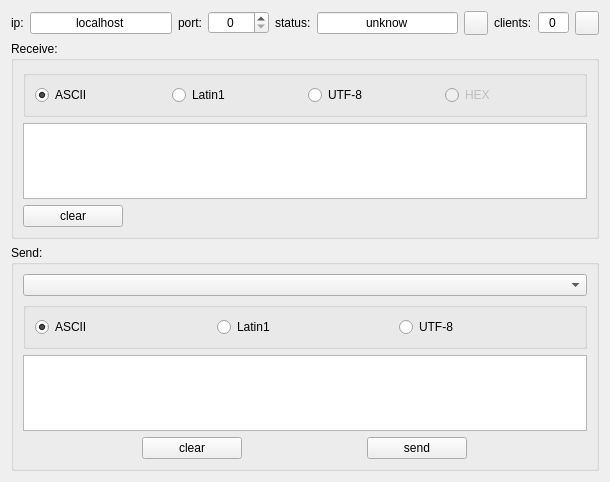
verbkinm/Tcp_Udp_servers_and_clients, file server.ui: the form before one commit.
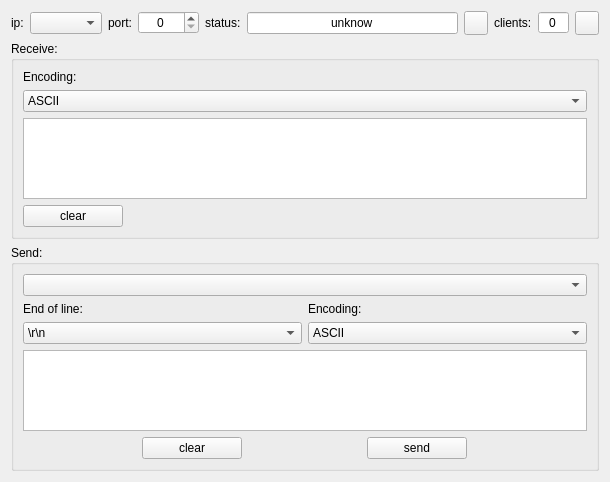
The form after the commit. Icons and pictures are not drawn.

Commit message: 0.1.3 1. добавлены сигналы некоторых сетевых ошибок 2. изменены элементы интерфейса

```diff
--- a/server.ui
+++ b/server.ui
@@ -14,29 +14,6 @@
    <string>Tcp Server</string>
   </property>
   <layout class="QGridLayout" name="gridLayout" rowstretch="0,0,0,0,0,0,0,0" columnstretch="0,0,0,0,0,0,0,0,0,0">
-   <item row="0" column="5">
-    <widget class="QLineEdit" name="status_line_edit">
-     <property name="text">
-      <string>unknow</string>
-     </property>
-     <property name="alignment">
-      <set>Qt::AlignCenter</set>
-     </property>
-     <property name="readOnly">
-      <bool>true</bool>
-     </property>
-    </widget>
-   </item>
-   <item row="0" column="1">
-    <widget class="QLineEdit" name="ipaddr_line_edit">
-     <property name="text">
-      <string>localhost</string>
-     </property>
-     <property name="alignment">
-      <set>Qt::AlignCenter</set>
-     </property>
-    </widget>
-   </item>
    <item row="0" column="2">
     <widget class="QLabel" name="port_label">
      <property name="text">
@@ -47,26 +24,19 @@
      </property>
     </widget>
    </item>
-   <item row="0" column="9">
-    <widget class="QPushButton" name="client_list">
-     <property name="minimumSize">
-      <size>
-       <width>24</width>
-       <height>24</height>
-      </size>
-     </property>
-     <property name="maximumSize">
-      <size>
-       <width>24</width>
-       <height>24</height>
-      </size>
-     </property>
+   <item row="0" column="1">
+    <widget class="QComboBox" name="listenAddr"/>
+   </item>
+   <item row="0" column="5">
+    <widget class="QLineEdit" name="status_line_edit">
      <property name="text">
-      <string/>
+      <string>unknow</string>
      </property>
-     <property name="icon">
-      <iconset resource="img.qrc">
-       <normaloff>:/list</normaloff>:/list</iconset>
+     <property name="alignment">
+      <set>Qt::AlignCenter</set>
+     </property>
+     <property name="readOnly">
+      <bool>true</bool>
      </property>
     </widget>
    </item>
@@ -80,22 +50,6 @@
      </property>
     </widget>
    </item>
-   <item row="0" column="8">
-    <widget class="QSpinBox" name="count_client">
-     <property name="alignment">
-      <set>Qt::AlignCenter</set>
-     </property>
-     <property name="readOnly">
-      <bool>true</bool>
-     </property>
-     <property name="buttonSymbols">
-      <enum>QAbstractSpinBox::NoButtons</enum>
-     </property>
-     <property name="maximum">
-      <number>381</number>
-     </property>
-    </widget>
-   </item>
    <item row="0" column="4">
     <widget class="QLabel" name="label">
      <property name="text">
@@ -106,6 +60,45 @@
      </property>
     </widget>
    </item>
+   <item row="0" column="9">
+    <widget class="QPushButton" name="client_list">
+     <property name="minimumSize">
+      <size>
+       <width>24</width>
+       <height>24</height>
+      </size>
+     </property>
+     <property name="maximumSize">
+      <size>
+       <width>24</width>
+       <height>24</height>
+      </size>
+     </property>
+     <property name="text">
+      <string/>
+     </property>
+     <property name="icon">
+      <iconset resource="img.qrc">
+       <normaloff>:/list</normaloff>:/list</iconset>
+     </property>
+    </widget>
+   </item>
+   <item row="0" column="3">
+    <widget class="QSpinBox" name="listenPort">
+     <property name="alignment">
+      <set>Qt::AlignCenter</set>
+     </property>
+     <property name="readOnly">
+      <bool>false</bool>
+     </property>
+     <property name="buttonSymbols">
+      <enum>QAbstractSpinBox::UpDownArrows</enum>
+     </property>
+     <property name="maximum">
+      <number>65535</number>
+     </property>
+    </widget>
+   </item>
    <item row="5" column="0" colspan="10">
     <widget class="QGroupBox" name="groupBox_2">
      <property name="title">
@@ -113,65 +106,46 @@
      </property>
      <layout class="QVBoxLayout" name="verticalLayout">
       <item>
-       <widget class="QGroupBox" name="groupBox">
-        <property name="enabled">
-         <bool>true</bool>
-        </property>
-        <property name="title">
-         <string/>
-        </property>
-        <layout class="QHBoxLayout" name="horizontalLayout">
+       <layout class="QHBoxLayout" name="horizontalLayout_11">
          <item>
-          <widget class="QRadioButton" name="radioButton_ascii_receive">
-           <property name="enabled">
-            <bool>true</bool>
-           </property>
+         <layout class="QHBoxLayout" name="horizontalLayout_12">
+          <item>
+           <widget class="QLabel" name="label_5">
+            <property name="text">
+             <string>Encoding:</string>
+            </property>
+           </widget>
+          </item>
+         </layout>
+        </item>
+       </layout>
+      </item>
+      <item>
+       <layout class="QHBoxLayout" name="horizontalLayout_9">
+        <item>
+         <layout class="QHBoxLayout" name="horizontalLayout_10">
+          <item>
+           <widget class="QComboBox" name="encodingRX">
+            <item>
            <property name="text">
             <string>ASCII</string>
            </property>
-           <property name="checked">
-            <bool>true</bool>
-           </property>
-          </widget>
          </item>
          <item>
-          <widget class="QRadioButton" name="radioButton_latin1_receive">
-           <property name="enabled">
-            <bool>true</bool>
-           </property>
            <property name="text">
             <string>Latin1</string>
            </property>
-           <property name="checked">
-            <bool>false</bool>
-           </property>
-          </widget>
          </item>
          <item>
-          <widget class="QRadioButton" name="radioButton_UTF8_receive">
-           <property name="enabled">
-            <bool>true</bool>
-           </property>
            <property name="text">
             <string>UTF-8</string>
            </property>
-           <property name="checked">
-            <bool>false</bool>
-           </property>
-          </widget>
-         </item>
-         <item>
-          <widget class="QRadioButton" name="radioButton_hex_receive">
-           <property name="enabled">
-            <bool>false</bool>
-           </property>
-           <property name="text">
-            <string>HEX</string>
-           </property>
+            </item>
           </widget>
          </item>
         </layout>
-       </widget>
+        </item>
+       </layout>
       </item>
       <item>
        <widget class="QTextEdit" name="data_textEdit_receive">
@@ -219,19 +193,19 @@
      </property>
     </widget>
    </item>
-   <item row="0" column="3">
-    <widget class="QSpinBox" name="port">
+   <item row="0" column="8">
+    <widget class="QSpinBox" name="count_client">
      <property name="alignment">
       <set>Qt::AlignCenter</set>
      </property>
      <property name="readOnly">
-      <bool>false</bool>
+      <bool>true</bool>
      </property>
      <property name="buttonSymbols">
-      <enum>QAbstractSpinBox::UpDownArrows</enum>
+      <enum>QAbstractSpinBox::NoButtons</enum>
      </property>
      <property name="maximum">
-      <number>65535</number>
+      <number>381</number>
      </property>
     </widget>
    </item>
@@ -255,55 +229,72 @@
        <widget class="QComboBox" name="comboBox_clients"/>
       </item>
       <item>
-       <widget class="QGroupBox" name="groupBox_4">
-        <property name="enabled">
-         <bool>true</bool>
-        </property>
-        <property name="title">
-         <string/>
-        </property>
-        <layout class="QHBoxLayout" name="horizontalLayout_2">
+       <layout class="QHBoxLayout" name="horizontalLayout_7">
+        <item>
+         <layout class="QHBoxLayout" name="horizontalLayout_8">
+          <item>
+           <widget class="QLabel" name="label_2">
+            <property name="text">
+             <string>End of line:</string>
+            </property>
+           </widget>
+          </item>
+          <item>
+           <widget class="QLabel" name="label_3">
+            <property name="text">
+             <string>Encoding:</string>
+            </property>
+           </widget>
+          </item>
+         </layout>
+        </item>
+       </layout>
+      </item>
          <item>
-          <widget class="QRadioButton" name="radioButton_ascii_send">
-           <property name="enabled">
-            <bool>true</bool>
+       <layout class="QHBoxLayout" name="horizontalLayout_4">
+        <item>
+         <widget class="QComboBox" name="endLine">
+          <item>
+           <property name="text">
+            <string>\r\n</string>
            </property>
+          </item>
+          <item>
+           <property name="text">
+            <string>\n</string>
+           </property>
+          </item>
+          <item>
+           <property name="text">
+            <string>none</string>
+           </property>
+          </item>
+         </widget>
+        </item>
+        <item>
+         <layout class="QHBoxLayout" name="horizontalLayout_6">
+          <item>
+           <widget class="QComboBox" name="encodingTX">
+            <item>
            <property name="text">
             <string>ASCII</string>
            </property>
-           <property name="checked">
-            <bool>true</bool>
-           </property>
-          </widget>
          </item>
          <item>
-          <widget class="QRadioButton" name="radioButton_latin1_send">
-           <property name="enabled">
-            <bool>true</bool>
-           </property>
            <property name="text">
             <string>Latin1</string>
            </property>
-           <property name="checked">
-            <bool>false</bool>
-           </property>
-          </widget>
          </item>
          <item>
-          <widget class="QRadioButton" name="radioButton_UTF8_send">
-           <property name="enabled">
-            <bool>true</bool>
-           </property>
            <property name="text">
             <string>UTF-8</string>
            </property>
-           <property name="checked">
-            <bool>false</bool>
-           </property>
+            </item>
           </widget>
          </item>
         </layout>
-       </widget>
+        </item>
+       </layout>
       </item>
       <item>
        <widget class="QTextEdit" name="data_textEdit_send">
```
Lines whose indentation alone changed are shown as unchanged. The commit also changes 5 other files.
